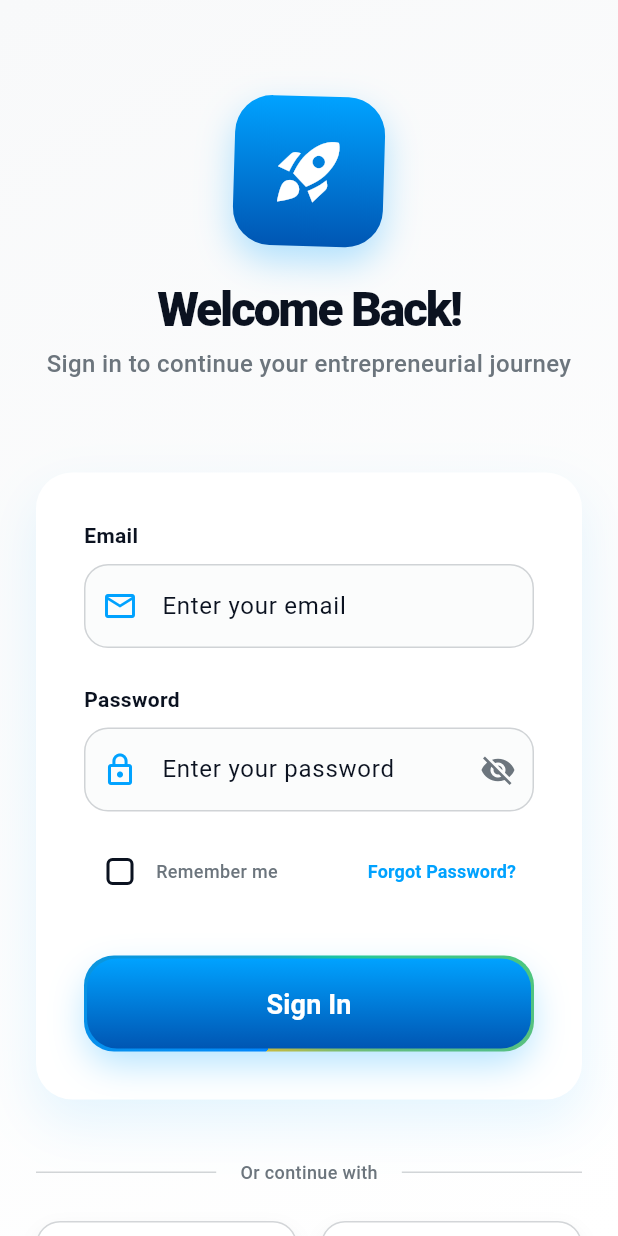
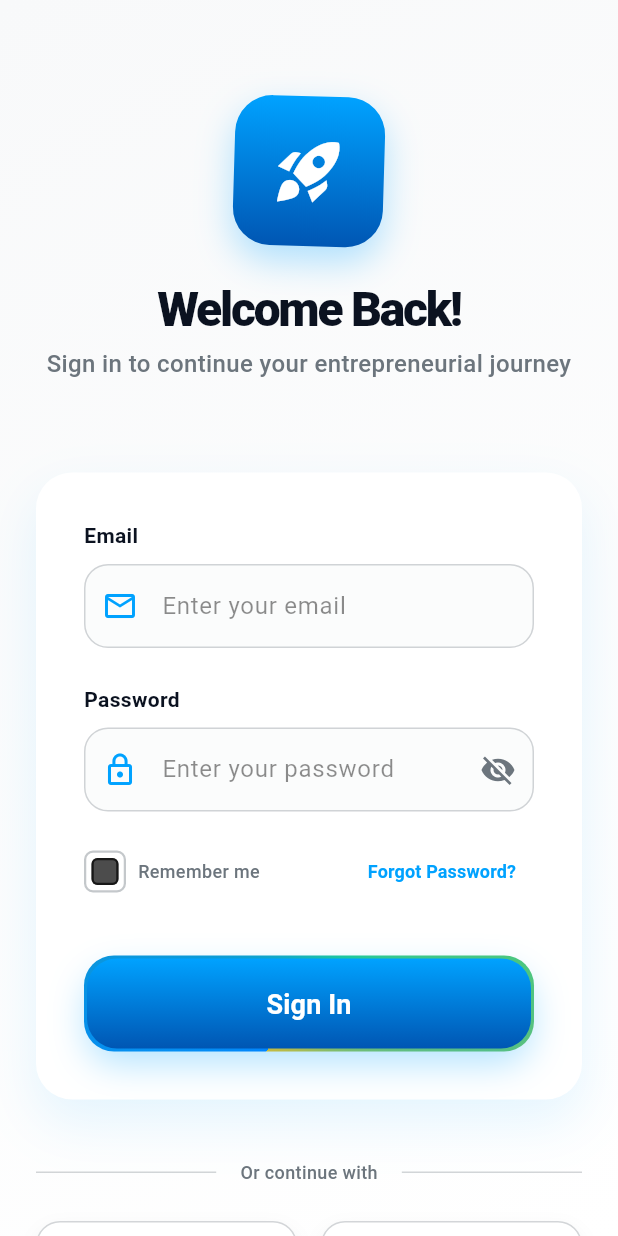
Before and after one commit to luqmanbooso/BizNest-Entrepreneurial-Toolkit-Mobile-App, a Flutter app: the screen it shows after launch, after a tap on "Skip", on a phone screen of 412 x 824 dp. Run offline on Flutter 3.47's test engine with Material 3 defaults, Android fonts, the phone set to English and light mode, and no system bars; our stand-ins replace cloud_firestore, firebase_auth, firebase_core, fl_chart, shared_preferences, shimmer; accounts and stored records are empty.

Commit message:
feat: Update UI elements in Login and Register screens for improved accessibility and aesthetics

```diff
--- a/lib/screens/auth/login_screen.dart
+++ b/lib/screens/auth/login_screen.dart
@@ -274,7 +274,8 @@
                             borderRadius: BorderRadius.circular(25),
                             boxShadow: [
                               BoxShadow(
-                                color: ModernTheme.electricBlue.withOpacity(0.3),
+                                color:
+                                    ModernTheme.electricBlue.withOpacity(0.3),
                                 blurRadius: 20,
                                 offset: const Offset(0, 10),
                               ),
@@ -406,8 +407,11 @@
           controller: _emailController,
           keyboardType: TextInputType.emailAddress,
           textInputAction: TextInputAction.next,
+          style: const TextStyle(color: Colors.black),
+          cursorColor: Colors.black,
           decoration: InputDecoration(
             hintText: 'Enter your email',
+            hintStyle: TextStyle(color: Colors.black.withOpacity(0.45)),
             prefixIcon: const Icon(
               Icons.email_outlined,
               color: ModernTheme.electricBlue,
@@ -461,8 +465,11 @@
           obscureText: _obscurePassword,
           textInputAction: TextInputAction.done,
           onFieldSubmitted: (_) => _login(),
+          style: const TextStyle(color: Colors.black),
+          cursorColor: Colors.black,
           decoration: InputDecoration(
             hintText: 'Enter your password',
+            hintStyle: TextStyle(color: Colors.black.withOpacity(0.45)),
             prefixIcon: const Icon(
               Icons.lock_outline,
               color: ModernTheme.electricBlue,
@@ -516,18 +523,48 @@
       children: [
         Row(
           children: [
-            Checkbox(
+            Container(
+              width: 28,
+              height: 28,
+              decoration: BoxDecoration(
+                borderRadius: BorderRadius.circular(6),
+                border: Border.all(
+                  color: ModernTheme.mediumGray.withOpacity(0.4),
+                  width: 1.5,
+                ),
+              ),
+              child: Center(
+                child: SizedBox(
+                  width: 20,
+                  height: 20,
+                    child: Checkbox(
                       value: _rememberMe,
                       onChanged: (value) {
                         setState(() {
                           _rememberMe = value ?? false;
                         });
                       },
-              activeColor: ModernTheme.electricBlue,
+                      fillColor: MaterialStateProperty.resolveWith((states) {
+                        if (states.contains(MaterialState.selected)) {
+                          return ModernTheme.electricBlue;
+                        }
+                        return Colors.black.withOpacity(0.7);
+                      }),
+                      checkColor: Colors.white,
+                      side: BorderSide(
+                        color: Colors.black.withOpacity(0.7),
+                        width: 1.5,
+                      ),
                       shape: RoundedRectangleBorder(
                         borderRadius: BorderRadius.circular(4),
                       ),
+                      materialTapTargetSize: MaterialTapTargetSize.shrinkWrap,
+                      visualDensity: VisualDensity.compact,
                     ),
+                ),
+              ),
+            ),
+            const SizedBox(width: 8),
             Text(
               'Remember me',
               style: ModernTheme.bodySmall.copyWith(
```
Also changed, not shown: lib/screens/auth/register_screen.dart (+25 -1 lines), pubspec.lock. Lines whose indentation alone changed are shown as unchanged.
